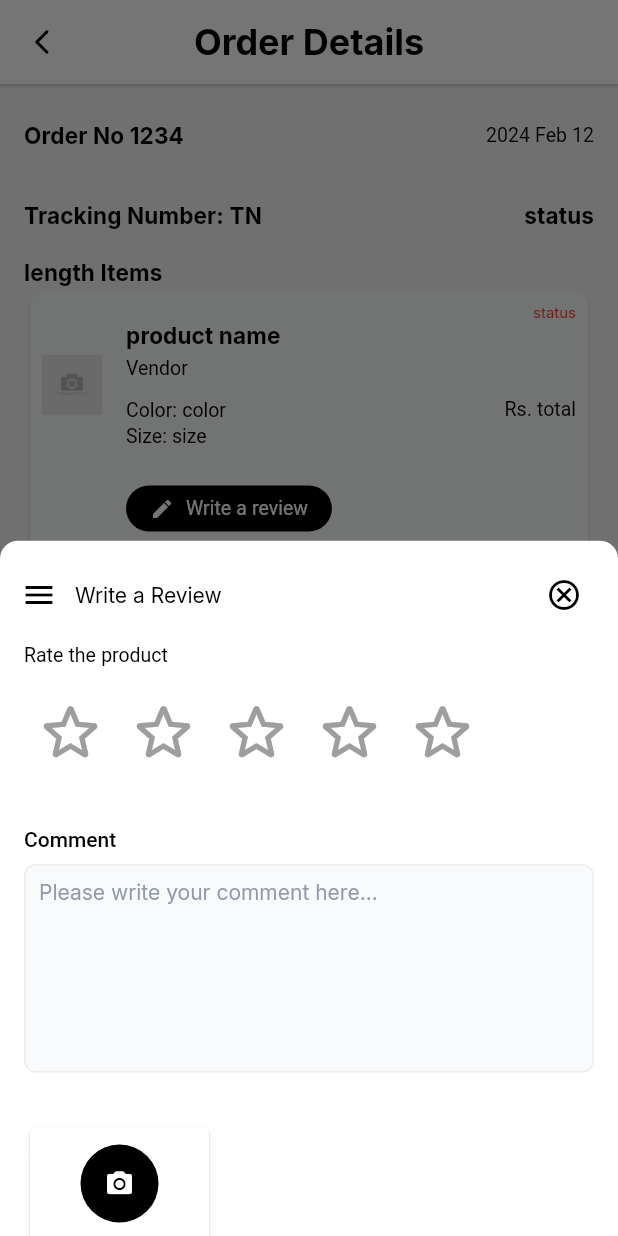
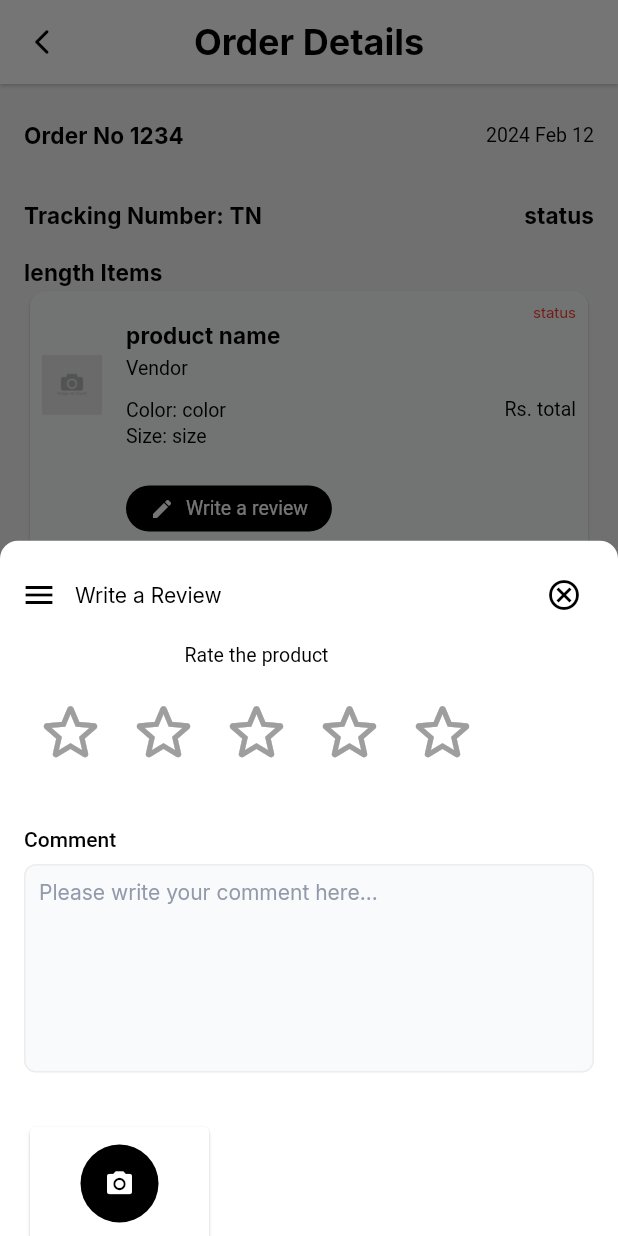
Before and after one commit to StrangerDeveloper/ismmart_ecommerce, a Flutter app: the OrderDetailView screen opened directly, after a tap on "Write a review", on a phone screen of 412 x 824 dp. Run offline on Flutter 3.47's test engine with Material 3 defaults, Android fonts, the phone set to English and light mode, and no system bars; drawn by our look-alikes of cached_network_image, flutter_rating_bar; our stand-ins replace country_code_picker, firebase_core, flip_card, flutter_image_compress, flutter_multi_formatter, flutter_svg and 11 more; missing offline and left inert: dart:ffi; accounts and stored records are empty; network calls fail; project files that could hold a hidden picture were left out.

Commit message:
Update order_detail_view.dart

```diff
--- a/lib/screens/order/order_details/order_detail_view.dart
+++ b/lib/screens/order/order_details/order_detail_view.dart
@@ -218,7 +218,7 @@ class OrderDetailView extends StatelessWidget {
                                                     _buildRatingSection(rating),
                                                     _buildCommentSection(),
                                                     _buildPhotoSection(),
-                                                    buildLeaveReviewButton(),
+                                                    _buildLeaveReviewButton(),
                                                     const SizedBox(height: 20)
                                                   ],
                                                 ),
@@ -368,7 +368,6 @@ class OrderDetailView extends StatelessWidget {
     return Padding(
       padding: const EdgeInsets.only(left: 16.0, right: 16, top: 8, bottom: 16),
       child: Column(
-        crossAxisAlignment: CrossAxisAlignment.start,
         children: [
           const CustomText(
             title: "Rate the product",
@@ -398,39 +397,6 @@ class OrderDetailView extends StatelessWidget {
             },
             tapOnlyMode: true,
           ),
-          // const CustomTextField1(
-          //   title: "Comment",
-          //   maxLines: 7,
-          //   hintText: "Please write your comment here...",
-          // ),
-          // InkWell(
-          //   onTap: () {},
-          //   child: Card(
-          //     color: Colors.white,
-          //     margin: const EdgeInsets.only(top: 16),
-          //     child: Padding(
-          //       padding: const EdgeInsets.all(12.0),
-          //       child: Column(
-          //         children: [
-          //           Container(
-          //             padding: const EdgeInsets.all(16),
-          //             decoration: const BoxDecoration(
-          //               shape: BoxShape.circle,
-          //               color: Colors.black,
-          //             ),
-          //             child: const Icon(
-          //               Icons.camera_alt,
-          //               color: Colors.white,
-          //               size: 20,
-          //             ),
-          //           ),
-          //           const SizedBox(height: 8),
-          //           const CustomText(title: "Add your photos"),
-          //         ],
-          //       ),
-          //     ),
-          //   ),
-          // )
         ],
       ),
     );
@@ -454,7 +420,6 @@ class OrderDetailView extends StatelessWidget {
         onTap: () {},
         child: Card(
           color: Colors.white,
-          //margin: const EdgeInsets.only(top: 16),
           child: Padding(
             padding: const EdgeInsets.all(12.0),
             child: Column(
@@ -481,7 +446,7 @@ class OrderDetailView extends StatelessWidget {
     );
   }
 
-  Widget buildLeaveReviewButton() {
+  Widget _buildLeaveReviewButton() {
     return Align(
       alignment: Alignment.center,
       child: CustomTextBtn2(
```
